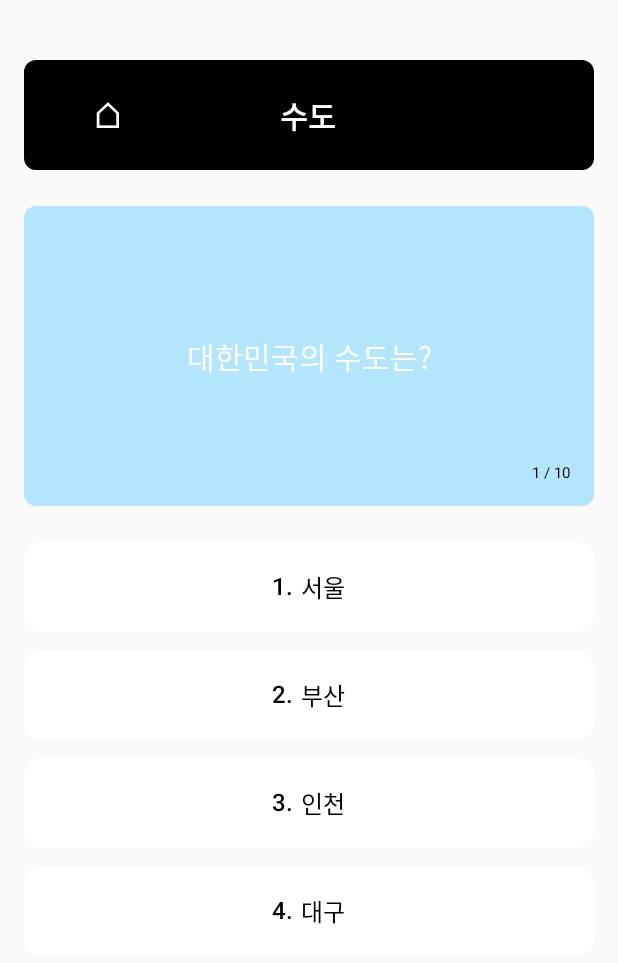
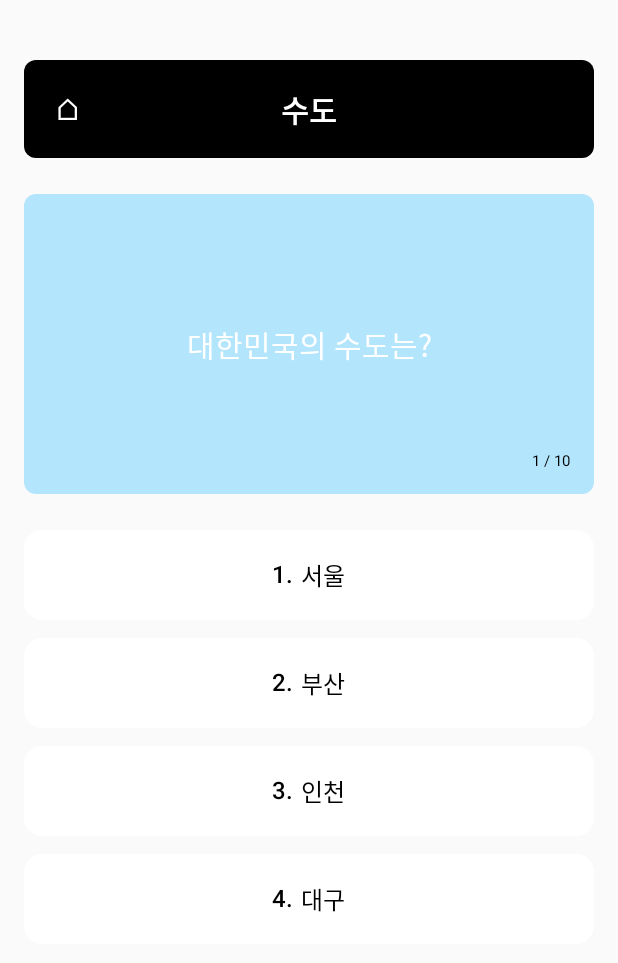
Before and after one commit to kkjimin12/mobileSW_14, an Android app built with Jetpack Compose: the screen it shows after launch (MainActivity), after a tap on "수도", on a phone screen of 412 x 824 dp. Shown: the top 963 px of the screen. Run offline under Robolectric (Android 15) with nearby library versions, the phone set to English and light mode, and no system bars.

Commit message:
wrongQuizScreen_end

```diff
--- a/app/src/main/java/com/example/mobilequizapp/MainActivity.kt
+++ b/app/src/main/java/com/example/mobilequizapp/MainActivity.kt
@@ -17,10 +17,16 @@ import androidx.compose.foundation.layout.fillMaxWidth
 import androidx.compose.foundation.layout.height
 import androidx.compose.foundation.layout.padding
 import androidx.compose.foundation.Image
+import androidx.compose.foundation.layout.PaddingValues
 import androidx.compose.foundation.layout.size
 import androidx.compose.foundation.shape.RoundedCornerShape
+import androidx.compose.foundation.lazy.items
+import androidx.compose.material.icons.Icons
+import androidx.compose.material.icons.filled.Delete
 import androidx.compose.material3.Button
 import androidx.compose.material3.ButtonDefaults
+import androidx.compose.material3.Icon
+import androidx.compose.material3.IconButton
 import androidx.compose.material3.Text
 import androidx.compose.ui.unit.dp
 import androidx.compose.ui.unit.sp
@@ -55,45 +61,61 @@ fun QuizApp(){
     var currentTopic by remember {mutableStateOf("")}
     var currentQuizList by remember {mutableStateOf(listOf<Quiz>())}
     var lastScore by remember {mutableStateOf(0)}
-    var lastWrongList by remember {mutableStateOf(listOf<Quiz>())}
+    var lastWrongList by remember {mutableStateOf(listOf<Quiz>())} //전체 오답 저장변수(오답노트용)
+    var currentQuizWrongList by remember { mutableStateOf(listOf<Quiz>()) } // 지금 푼 퀴즈 오답만 (결과화면용)
     val context = LocalContext.current
 
     when(currentScreen){
-        "home" -> HomeScreen(context) { topicName, fileName ->
-            currentQuizList = loadQuizFromAssets(context, fileName)
+        "home" -> HomeScreen(
+            context = context,
+            onTopicSelected = { topicName, fileName ->
+                currentQuizList = loadQuizFromAssets(context,fileName)
                 currentTopic = topicName
                 currentScreen = "quiz"
+            },
+            onWrongQuizClick = {
+                currentScreen = "wrong"
             }
+        )
         "quiz" -> QuizScreen(
             topic = currentTopic,
             quizList = currentQuizList,
             onBackToHome = {currentScreen = "home"},
             onQuizFinished = {score, wrongList ->
                 lastScore = score
-                lastWrongList = wrongList.toList()
+                currentQuizWrongList = wrongList.toList() // 지금 푼 퀴즈 오답 저장
+                // 기존 틀린 문제와 새롭게 틀린 문제 합치기 = 전체 오답
+                lastWrongList = (lastWrongList + wrongList).distinct()
                 currentScreen = "result"
             }
         )
         "result" -> ResultScreen(
             topic = currentTopic,
             totalQuestions = currentQuizList.size,
-            wrongCount = lastWrongList.size,
+            wrongCount = currentQuizWrongList.size,
             onBackToHome = { currentScreen = "home" },
             onWrongQuiz = { currentScreen = "wrong" }
         )
         "wrong" -> WrongQuizScreen(
-            wrongQuizList = lastWrongList,
-            onBackToHome = {currentScreen = "home"}
+            wrongQuizList = lastWrongList.reversed(), //최근 푼 문제를 젤 위로
+            onBackToHome = {currentScreen = "home"},
+            onDeleteQuiz = { quizToDelete ->
+                lastWrongList = lastWrongList - quizToDelete
+            }
         )
         "ranking" -> RankingScreen()
     }
 }
 
 @Composable
-fun HomeScreen(context: Context, onTopicSelected: (String, String) -> Unit){
+fun HomeScreen(
+    context: Context,
+    onTopicSelected: (String, String) -> Unit,
+    onWrongQuizClick: () -> Unit
+){
  // 주제 선택, 틀린 문제 보기, 랭킹 보기
     Column(
-        modifier = Modifier.fillMaxSize(),
+        modifier = Modifier.fillMaxSize().padding(top = 50.dp),
     ){
         Button(onClick = {onTopicSelected("수도","capitals.json")}){
             Text("수도")
@@ -107,6 +129,9 @@ fun HomeScreen(context: Context, onTopicSelected: (String, String) -> Unit){
         Button(onClick = {onTopicSelected("넌센스","nonsense.json")}){
             Text("넌센스")
         }
+        Button(onClick = onWrongQuizClick){
+            Text("오답 노트 보기")
+        }
     }
 }
 
@@ -116,11 +141,10 @@ data class Quiz(
     val options: List<String>,
     val answer: Int,
     val selectedAnswer: Int? = null, // 내가 선택한 답 저장
-    val topic: String = "" // 오답 어떤 주제에 해당하는지
+    val topic: String = "" // 오답 주제
 )
-//틀린 문제 + 내가 선택한 답 같이 저장
 
-//정답, 오답 소리
+//정답, 오답 효과음
 fun playSound(context: Context, isCorrect: Boolean){
     val soundRes = if(isCorrect) R.raw.correct else R.raw.wrong
     val mp = MediaPlayer.create(context,soundRes)
@@ -130,8 +154,8 @@ fun playSound(context: Context, isCorrect: Boolean){
 
 @Composable
 fun QuizScreen(
-    topic: String,                              //홈에서 선택한 주제
-    quizList: List<Quiz>,                       //주제에 맞는 문제 리스트
+    topic: String,                              // 홈에서 선택한 주제
+    quizList: List<Quiz>,                       // 주제에 맞는 문제 리스트
     onBackToHome: () -> Unit,                   // 홈으로 돌아가기 버튼
     onQuizFinished: (Int, List<Quiz>) -> Unit   // 점수, 틀린 문제 저장
 ){
@@ -140,17 +164,14 @@ fun QuizScreen(
         mutableStateListOf<Int?>().apply { repeat(quizList.size) { add(null) } }
     }
     var isAnswerRevealed by remember { mutableStateOf(false) }
-    val wrongList = remember {mutableStateListOf<Quiz>()} //틀린 문제 저장
+    val wrongList = remember {mutableStateListOf<Quiz>()} //지금 푼 퀴즈 오답 저장
     val currentQuiz = quizList[currentNum]
-
-    //효과음
     val context = LocalContext.current
-//    val wrongSound = remember { MediaPlayer.create(context, R.raw.wrong) }
 
     //오답, 정답표시후 잠시 멈췄다 다음 문제로 넘어감
     LaunchedEffect (isAnswerRevealed){
         if(isAnswerRevealed){
-            delay(1000) // 0.5초 후에 넘어감
+            delay(1000) // 1초 후에 넘어감
             if(currentNum < quizList.size - 1){
                 currentNum ++
             }else{
@@ -171,32 +192,26 @@ fun QuizScreen(
             modifier = Modifier
                 .fillMaxWidth()
                 .background(Color.Black, shape = RoundedCornerShape(8.dp))
-                .padding(12.dp)
+//                .padding(12.dp)
+                .height(65.dp)
         ){
-            Row(
-                modifier = Modifier.fillMaxWidth(),
-                verticalAlignment = Alignment.CenterVertically
-            ){
-                Button(
+            Button( //홈으로가기 버튼
                 onClick = onBackToHome,
-                    colors = ButtonDefaults.buttonColors(
-                        containerColor = Color.Transparent
-                    ),
+                contentPadding = PaddingValues(0.dp),
+                colors = ButtonDefaults.buttonColors(containerColor = Color.Transparent),
                 elevation = ButtonDefaults.buttonElevation(defaultElevation = 0.dp),
-                    modifier = Modifier.weight(1f)
+                modifier = Modifier.align(Alignment.CenterStart)
             ) {
-                    Text("⌂", fontSize = 24.sp, color = Color.White)
-                } //홈으로가기 버튼
-                Text(
+                Text("⌂", fontSize = 20.sp, color = Color.White)
+            }
+            Text( //주제 텍스트
                 text = topic,
                 fontSize = 20.sp,
                 fontWeight = FontWeight.Bold,
                 color = Color.White,
-                    modifier = Modifier.weight(2f),
+                modifier = Modifier.align(Alignment.Center),
                 textAlign = TextAlign.Center
             )
-                Spacer(modifier = Modifier.weight(1f)) //홈 버튼과 균형
-            }
         }
 
         Spacer(modifier = Modifier.height(24.dp))
@@ -209,7 +224,7 @@ fun QuizScreen(
                 .background(Color(0xFFB3E5FC), shape = RoundedCornerShape(8.dp))
                 .padding(16.dp)
         ){
-            Text(
+            Text( // 문제
                 text = "${currentQuiz.question}",
                 fontSize = 20.sp,
                 color = Color.White,
@@ -232,7 +247,6 @@ fun QuizScreen(
         ) {
             currentQuiz.options.forEachIndexed { index, option ->
                 val isSelected = selectedAnswers[currentNum] == index
-
                 val backgroundColor = when{
                     isAnswerRevealed && isSelected  && index == currentQuiz.answer -> Color(0xD56CB46E) // 정답이면 초록색
                     isAnswerRevealed && isSelected  && index != currentQuiz.answer -> Color(0xDDE17D7D) // 오답이면 빨강
@@ -246,7 +260,8 @@ fun QuizScreen(
                                 playSound(context,true)
                             }
                             if(index != currentQuiz.answer) {
-                                wrongList.add(currentQuiz.copy(selectedAnswer = index))
+                                // copy 호출 시 주제가 null이 아니도록 지정
+                                wrongList.add(currentQuiz.copy(selectedAnswer = index, topic = currentQuiz.topic ?: "기본주제"))
                                 //오답이면 소리
                                 playSound(context,false)
                             } //오답 저장
@@ -273,7 +288,15 @@ fun loadQuizFromAssets(context: Context, fileName: String): List<Quiz>{
     val jsonString = context.assets.open(fileName)
         .bufferedReader()
         .use { it.readText() }
-    return Gson().fromJson(jsonString, Array<Quiz>::class.java).toList()
+    val quizList = Gson().fromJson(jsonString, Array<Quiz>::class.java).toList()
+
+    return quizList.map { quiz -> // json읽을 때 주제 없으면 빈 문자열 채우기
+        quiz.copy(
+            question = quiz.question ?: "질문 없음",
+            options = quiz.options ?: listOf("보기 없음"),
+            topic = quiz.topic ?: "기본주제"
+        )
+    }
 }
 
 @Composable
@@ -409,7 +432,8 @@ fun ResultScreen(
 @Composable
 fun WrongQuizScreen(
     wrongQuizList: List<Quiz> = listOf(),
-    onBackToHome: () -> Unit
+    onBackToHome: () -> Unit,
+    onDeleteQuiz: (Quiz) -> Unit
 ){
  // 틀린 문제 목록 표시
     Column (
@@ -419,21 +443,27 @@ fun WrongQuizScreen(
             modifier = Modifier
                 .fillMaxWidth()
                 .background(Color.White)
-                .height(75.dp)
-                .padding(horizontal = 16.dp, vertical = 12.dp),
+                .height(80.dp)
+                .padding(horizontal = 0.dp),
             verticalAlignment = Alignment.CenterVertically
         ){
             Text(
                 text = "틀린 문제 다시보기",
                 fontSize = 20.sp,
                 fontWeight = FontWeight.Bold,
-                modifier = Modifier.weight(1f).padding(top = 15.dp)
+                color = Color.Black,
+                modifier = Modifier.padding(start = 20.dp, top = 20.dp)
             )
-            Button(
+            Spacer(modifier = Modifier.weight(1f))
+
+            Button( //홈으로 돌아가기 버튼
                 onClick = onBackToHome,
-                colors = ButtonDefaults.buttonColors(containerColor = Color.White)
+                contentPadding = PaddingValues(0.dp), //버튼 내부 여백 제거
+                colors = ButtonDefaults.buttonColors(containerColor = Color.White),
+                elevation = ButtonDefaults.buttonElevation(defaultElevation = 0.dp),
+                modifier = Modifier.size(48.dp).padding(top = 20.dp, end = 20.dp)
             ) {
-                Text("⌂", fontSize = 24.sp, color = Color.Black,modifier = Modifier.padding(top = 9.dp))
+                Text("⌂", fontSize = 24.sp, color = Color.Black)
             }
         }
         Spacer(modifier = Modifier.height(16.dp))
@@ -441,9 +471,7 @@ fun WrongQuizScreen(
         //틀린 문제 목록
         if(wrongQuizList.isEmpty()){
             Box(
-                modifier = Modifier
-                    .fillMaxSize()
-                    .padding(16.dp),
+                modifier = Modifier.fillMaxSize().padding(16.dp),
                 contentAlignment = Alignment.Center
             ){
                 Text("틀린 문제가 없습니다!", fontSize = 18.sp)
@@ -451,10 +479,10 @@ fun WrongQuizScreen(
         }else{
             androidx.compose.foundation.lazy.LazyColumn(
                 verticalArrangement = Arrangement.spacedBy(12.dp),
+                contentPadding = PaddingValues(bottom = 16.dp),
                 modifier = Modifier.fillMaxSize().padding(horizontal = 16.dp)
             ) {
-                items(wrongQuizList.size){ index->
-                    val quiz = wrongQuizList[index]
+                items(wrongQuizList){ quiz->
 
                     Box(
                         modifier = Modifier
@@ -463,12 +491,33 @@ fun WrongQuizScreen(
                             .padding(12.dp)
                     ){
                         Column {
+                            Row(verticalAlignment = Alignment.CenterVertically) {
+                                Box(
+                                    contentAlignment = Alignment.Center,
+                                    modifier = Modifier
+                                        .background(Color(0xFFECECEC), RoundedCornerShape(4.dp))
+                                        .padding(5.dp)
+                                ){
                                     Text(
-                                text = "${index + 1}. ${quiz.question}",
-                                fontWeight = FontWeight.Bold
+                                        text = quiz.topic,
+                                        fontSize = 12.sp,
+                                        color = Color.Gray
                                     )
+                                }
+                                Text(
+                                    text = quiz.question,
+                                    fontWeight = FontWeight.Bold,
+                                    modifier = Modifier.weight(1f).padding(start = 8.dp)
+                                )
+                                IconButton(onClick = { onDeleteQuiz(quiz) }) {
+                                    Icon(
+                                        imageVector = Icons.Default.Delete,
+                                        contentDescription = "삭제",
+                                        tint = Color.Red
+                                    )
+                                }
+                            }
                             Spacer(modifier = Modifier.height(8.dp))
-
                             quiz.options.forEachIndexed { i, option ->
                                 val color = when{
                                     i == quiz.answer -> Color(0xD56CB46E)
```
Also changed, not shown: app/src/main/assets/capitals.json (+20 -10 lines), app/src/main/assets/general.json (+20 -10 lines), app/src/main/assets/idioms.json (+20 -10 lines), app/src/main/assets/nonsense.json (+28 -18 lines). Lines whose indentation alone changed are shown as unchanged.
